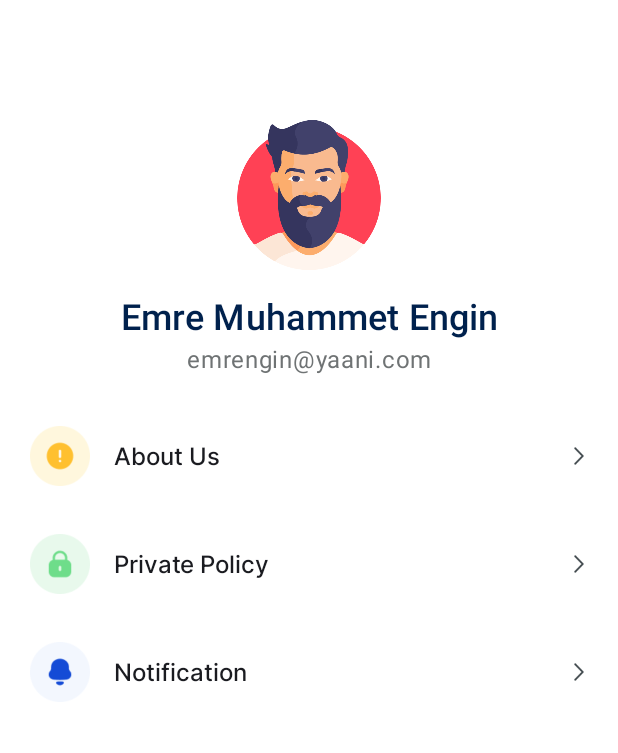
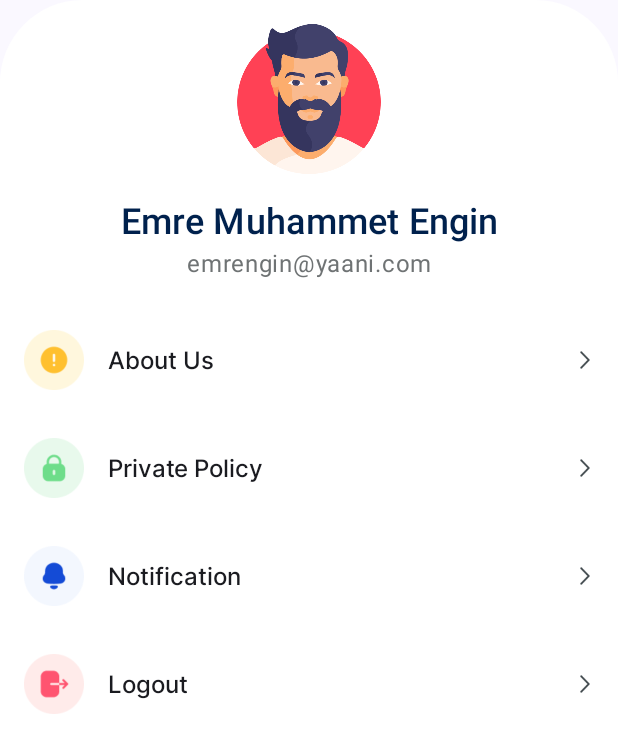
Before and after one commit to enginemre/employee_live_tracking, an Android app built with Jetpack Compose: the composable ProfileScreen shown on its own in the app's theme, on a phone screen of 412 x 824 dp. Shown: the top 753 px of the screen. Run offline under Robolectric (Android 15) with nearby library versions, the phone set to English and light mode, and no system bars; our stand-ins replace Dagger/Hilt's generated code, window size class; 2 statements that could not run were skipped.

Commit message:
Profile Screen edited
- Deeplink Added

```diff
--- a/app/src/main/java/com/hakmar/employeelivetracking/features/profile/ui/ProfileScreen.kt
+++ b/app/src/main/java/com/hakmar/employeelivetracking/features/profile/ui/ProfileScreen.kt
@@ -5,13 +5,16 @@ import androidx.compose.foundation.background
 import androidx.compose.foundation.layout.*
 import androidx.compose.foundation.lazy.LazyColumn
 import androidx.compose.foundation.lazy.items
+import androidx.compose.foundation.shape.RoundedCornerShape
 import androidx.compose.material3.MaterialTheme
 import androidx.compose.runtime.Composable
+import androidx.compose.runtime.LaunchedEffect
 import androidx.compose.ui.Modifier
 import androidx.compose.ui.graphics.Color
 import androidx.compose.ui.res.painterResource
 import androidx.compose.ui.tooling.preview.Preview
 import androidx.compose.ui.unit.dp
+import com.hakmar.employeelivetracking.common.presentation.ui.components.AppBarState
 import com.hakmar.employeelivetracking.common.presentation.ui.theme.EmployeeLiveTrackingTheme
 import com.hakmar.employeelivetracking.common.presentation.ui.theme.spacing
 import com.hakmar.employeelivetracking.features.profile.ui.component.ProfileHeader
@@ -20,8 +23,17 @@ import com.hakmar.employeelivetracking.features.profile.ui.model.ProfileItemMode
 
 @Composable
 fun ProfileScreen(
-    onEditProfile: () -> Unit
+    onEditProfile: () -> Unit,
+    onAppBarConfig: (AppBarState) -> Unit,
 ) {
+    LaunchedEffect(key1 = true) {
+        onAppBarConfig(
+            AppBarState(
+                isNavigationButton = false,
+                title = "Profile"
+            )
+        )
+    }
     val list = listOf<ProfileItemModel>(
         ProfileItemModel(
             name = "About Us",
@@ -37,24 +49,19 @@ fun ProfileScreen(
             name = "Notification",
             icon = com.hakmar.employeelivetracking.R.drawable.notification,
             onClick = { }
+        ),
+        ProfileItemModel(
+            name = "Logout",
+            icon = com.hakmar.employeelivetracking.R.drawable.logout,
+            onClick = { }
         )
     )
     Column(
         modifier = Modifier
             .fillMaxSize()
-            .background(Color.White)
-            .padding(top = 64.dp)
+            .background(Color.White, shape = RoundedCornerShape(topStart = 55.dp, topEnd = 55.dp))
+            .padding(MaterialTheme.spacing.medium)
     ) {
-        Column(
-            modifier = Modifier
-                .fillMaxSize(1f)
-                .padding(vertical = MaterialTheme.spacing.medium),
-            verticalArrangement = Arrangement.Top
-        ) {
-            LazyColumn(
-                contentPadding = PaddingValues(horizontal = 20.dp)
-            ) {
-                item {
         Image(
             modifier = Modifier
                 .padding(
@@ -69,14 +76,14 @@ fun ProfileScreen(
         Spacer(modifier = Modifier.height(MaterialTheme.spacing.medium))
         ProfileHeader(name = "Emre Muhammet Engin", mail = "emrengin@yaani.com")
         Spacer(modifier = Modifier.height(MaterialTheme.spacing.medium))
-                }
+        LazyColumn {
             items(list) {
                 ProfileItem(name = it.name, icon = it.icon) {
                     it.onClick()
                 }
             }
         }
-        }
+
     }
 }
 
@@ -115,18 +122,8 @@ fun ProfileScreenPrev() {
             modifier = Modifier
                 .fillMaxSize()
                 .background(Color.White)
-                .padding(top = 64.dp)
+                .padding(MaterialTheme.spacing.medium)
         ) {
-            Column(
-                modifier = Modifier
-                    .fillMaxSize(1f)
-                    .padding(vertical = MaterialTheme.spacing.medium),
-                verticalArrangement = Arrangement.Top
-            ) {
-                LazyColumn(
-                    contentPadding = PaddingValues(horizontal = 20.dp)
-                ) {
-                    item {
             Image(
                 modifier = Modifier
                     .padding(
@@ -141,12 +138,10 @@ fun ProfileScreenPrev() {
             Spacer(modifier = Modifier.height(MaterialTheme.spacing.medium))
             ProfileHeader(name = "Emre Muhammet Engin", mail = "emrengin@yaani.com")
             Spacer(modifier = Modifier.height(MaterialTheme.spacing.medium))
-                    }
+            LazyColumn {
                 items(list) {
                     ProfileItem(name = it.name, icon = it.icon) {
                         it.onClick()
-                        }
-                    }
                     }
                 }
             }
@@ -154,3 +149,5 @@ fun ProfileScreenPrev() {
         }
 
     }
+
+}
```
Also changed, not shown: app/src/main/AndroidManifest.xml (+29 -0 lines), app/src/main/java/com/hakmar/employeelivetracking/common/presentation/HomeScreen.kt (+10 -2 lines), app/src/main/java/com/hakmar/employeelivetracking/common/presentation/graphs/DeepLinkRouter.kt (added, +9 -0 lines), app/src/main/java/com/hakmar/employeelivetracking/common/presentation/graphs/HomeGraph.kt (+15 -5 lines), app/src/main/java/com/hakmar/employeelivetracking/common/presentation/graphs/ProfileGraph.kt (+15 -16 lines), app/src/main/java/com/hakmar/employeelivetracking/features/edit_profile/ui/EditProfile.kt (added, +34 -0 lines). Lines whose indentation alone changed are shown as unchanged.
